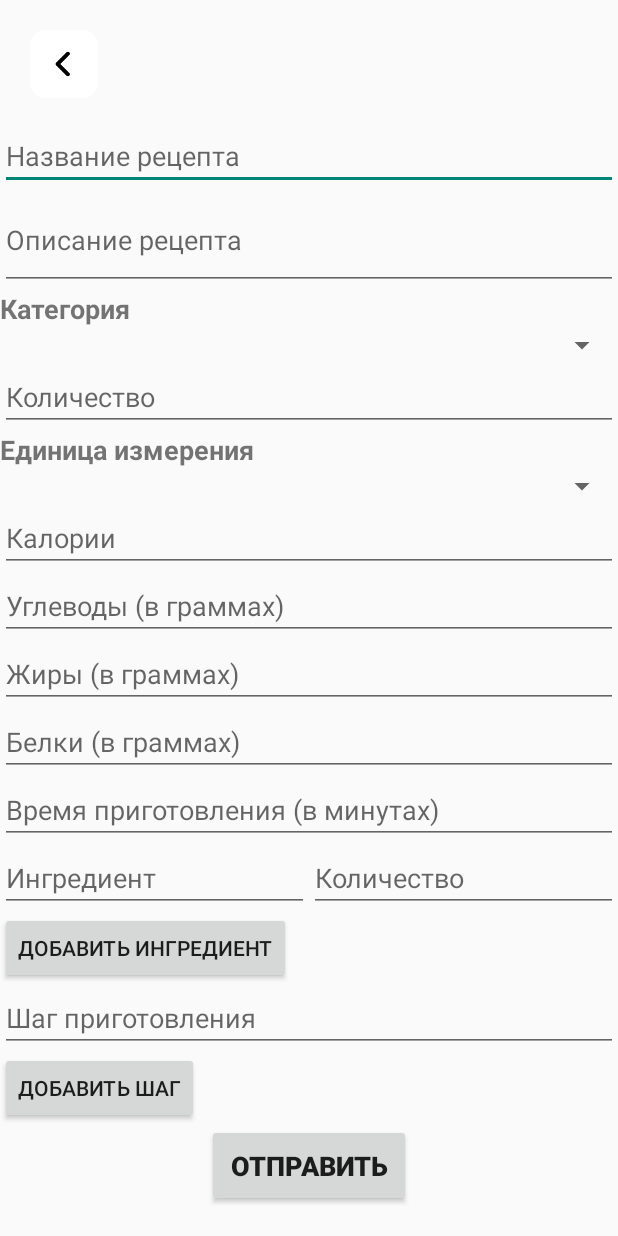
After one commit to malenst/recipe-app, an Android app: the layout activity_add_recipe.xml on its own in the app's theme, with its tools: preview values and no code run, on a phone screen of 412 x 824 dp. The commit adds this screen. Run offline under Robolectric (Android 15) with nearby library versions, the phone set to English and light mode, and no system bars.

Commit message:
Login improved, cookies, AddRecipeActivity Version 1.1.0 -> 1.2.0

```diff
--- a/recipe-app-android-main/app/build.gradle
+++ b/recipe-app-android-main/app/build.gradle
@@ -7,15 +7,17 @@ android {
     compileSdk 34
 
     dataBinding {
+        //noinspection DataBindingWithoutKapt
         enabled = true
     }
 
     defaultConfig {
         applicationId 'ru.ystu.mealmaster'
         minSdk 23
+        //noinspection OldTargetApi
         targetSdk 33
         versionCode 1
-        versionName "1.1.0"
+        versionName "1.2.0"
 
         testInstrumentationRunner "androidx.test.runner.AndroidJUnitRunner"
     }
--- a/recipe-app-android-main/app/src/main/AndroidManifest.xml
+++ b/recipe-app-android-main/app/src/main/AndroidManifest.xml
@@ -8,7 +8,6 @@
 
     <application
         android:name=".presentation.application.MealMasterApp"
-        android:allowBackup="false"
         android:icon="@mipmap/ic_launcher"
         android:label="@string/app_name"
         android:roundIcon="@mipmap/ic_launcher_round"
@@ -32,6 +31,9 @@
             android:name=".presentation.activity.LoginActivity"
             android:exported="false" />
         <activity
+            android:name=".presentation.activity.AddRecipeActivity"
+            android:exported="false" />
+        <activity
             android:name="ru.ystu.mealmaster.presentation.activity.RecipeActivity"
             android:exported="false" />
         <activity
--- a/recipe-app-android-main/app/src/main/java/ru/ystu/mealmaster/data/RecipeApi.kt
+++ b/recipe-app-android-main/app/src/main/java/ru/ystu/mealmaster/data/RecipeApi.kt
@@ -37,4 +37,10 @@ interface RecipeApi {
         @Query("username") username : String,
         @Query("password") password : String
     ) : Call<ApiResponseDto<List<Recipe>>>
+
+    @Headers("Content-Type: application/json", "Accept: application/json")
+    @POST("recipe")
+    fun addRecipe(
+        @Body recipe: Recipe
+    ) : Call<ApiResponseDto<Recipe>>
 }
--- a/recipe-app-android-main/app/src/main/java/ru/ystu/mealmaster/presentation/activity/LoginActivity.kt
+++ b/recipe-app-android-main/app/src/main/java/ru/ystu/mealmaster/presentation/activity/LoginActivity.kt
@@ -6,6 +6,7 @@ import android.os.Bundle
 import android.util.Log
 import android.widget.Button
 import android.widget.EditText
+import android.widget.ImageView
 import android.widget.Toast
 import androidx.appcompat.app.AppCompatActivity
 import retrofit2.Call
@@ -20,6 +21,7 @@ import ru.ystu.mealmaster.domain.Recipe
 class LoginActivity : AppCompatActivity() {
 
     private lateinit var api: RecipeApi
+    private lateinit var backBtn: ImageView
 
     override fun onCreate(savedInstanceState: Bundle?) {
         super.onCreate(savedInstanceState)
@@ -38,6 +40,9 @@ class LoginActivity : AppCompatActivity() {
 
             login(username, password)
         }
+
+        backBtn = findViewById(R.id.loginBackBtn)
+        backBtn.setOnClickListener { finish() }
     }
 
     private fun login(username: String, password: String) {
--- /dev/null
+++ b/recipe-app-android-main/app/src/main/res/layout/activity_add_recipe.xml
@@ -0,0 +1,241 @@
+<ScrollView xmlns:android="http://schemas.android.com/apk/res/android"
+    xmlns:app="http://schemas.android.com/apk/res-auto"
+    xmlns:tools="http://schemas.android.com/tools"
+    android:layout_width="match_parent"
+    android:layout_height="match_parent"
+    tools:context=".presentation.activity.AddRecipeActivity">
+
+    <androidx.constraintlayout.widget.ConstraintLayout
+        android:id="@+id/activityAddRecipeConstraintLayout"
+        android:layout_width="match_parent"
+        android:layout_height="wrap_content"
+        tools:context=".presentation.activity.AddRecipeActivity">
+
+        <ImageView
+            android:id="@+id/addRecipeBackBtn"
+            android:layout_width="45dp"
+            android:layout_height="45dp"
+            android:layout_marginStart="20dp"
+            android:layout_marginTop="20dp"
+            android:background="@drawable/card_back_btn"
+            android:clickable="false"
+            android:foregroundGravity="center"
+            android:hapticFeedbackEnabled="true"
+            android:padding="2dp"
+            android:src="@drawable/back_icon"
+            app:layout_constraintStart_toStartOf="parent"
+            app:layout_constraintTop_toTopOf="parent"
+            android:contentDescription="" />
+
+        <EditText
+            android:id="@+id/editTextName"
+            android:layout_width="0dp"
+            android:layout_height="wrap_content"
+            android:layout_marginTop="16dp"
+            android:hint="@string/edit_recipe_name_text"
+            app:layout_constraintEnd_toEndOf="parent"
+            app:layout_constraintStart_toStartOf="parent"
+            app:layout_constraintTop_toBottomOf="@+id/addRecipeBackBtn"
+            android:autofillHints=""
+            android:inputType="text" />
+
+        <EditText
+            android:id="@+id/editTextDescription"
+            android:layout_width="0dp"
+            android:layout_height="wrap_content"
+            android:hint="@string/edit_recipe_description_text"
+            app:layout_constraintEnd_toEndOf="parent"
+            app:layout_constraintStart_toStartOf="parent"
+            app:layout_constraintTop_toBottomOf="@+id/editTextName"
+            android:autofillHints=""
+            android:minLines="2"
+            android:maxLines="4"
+            android:inputType="textMultiLine" />
+
+        <TextView
+            android:id="@+id/addRecipeCategoryTextView"
+            android:layout_width="0dp"
+            android:layout_height="wrap_content"
+            android:textStyle="bold"
+            android:textSize="18sp"
+            app:layout_constraintEnd_toEndOf="parent"
+            app:layout_constraintStart_toStartOf="parent"
+            app:layout_constraintTop_toBottomOf="@+id/editTextDescription"
+            android:text="@string/edit_recipe_category_text" />
+
+        <Spinner
+            android:id="@+id/spinnerCategory"
+            android:layout_width="0dp"
+            android:layout_height="wrap_content"
+            android:hint="@string/edit_recipe_category_text"
+            app:layout_constraintEnd_toEndOf="parent"
+            app:layout_constraintStart_toStartOf="parent"
+            app:layout_constraintTop_toBottomOf="@+id/addRecipeCategoryTextView" />
+
+        <EditText
+            android:id="@+id/editTextNutritionalAmount"
+            android:layout_width="0dp"
+            android:layout_height="wrap_content"
+            android:hint="@string/edit_recipe_ni_amount_text"
+            app:layout_constraintEnd_toEndOf="parent"
+            app:layout_constraintStart_toStartOf="parent"
+            app:layout_constraintTop_toBottomOf="@+id/spinnerCategory"
+            android:autofillHints=""
+            android:inputType="number" />
+
+        <TextView
+            android:id="@+id/addRecipeNutritionalUnitTextView"
+            android:layout_width="0dp"
+            android:layout_height="wrap_content"
+            android:textStyle="bold"
+            android:textSize="18sp"
+            app:layout_constraintEnd_toEndOf="parent"
+            app:layout_constraintStart_toStartOf="parent"
+            app:layout_constraintTop_toBottomOf="@+id/editTextNutritionalAmount"
+            android:text="@string/nutritional_unit" />
+
+        <Spinner
+            android:id="@+id/spinnerNutritionalUnit"
+            android:layout_width="0dp"
+            android:layout_height="wrap_content"
+            android:hint="@string/edit_recipe_ni_mu_text"
+            app:layout_constraintEnd_toEndOf="parent"
+            app:layout_constraintStart_toStartOf="parent"
+            app:layout_constraintTop_toBottomOf="@+id/addRecipeNutritionalUnitTextView" />
+
+        <EditText
+            android:id="@+id/editTextCalories"
+            android:layout_width="0dp"
+            android:layout_height="wrap_content"
+            android:hint="@string/edit_recipe_ni_calories_text"
+            app:layout_constraintEnd_toEndOf="parent"
+            app:layout_constraintStart_toStartOf="parent"
+            app:layout_constraintTop_toBottomOf="@+id/spinnerNutritionalUnit"
+            android:autofillHints=""
+            android:inputType="number" />
+
+        <EditText
+            android:id="@+id/editTextCarbohydrates"
+            android:layout_width="0dp"
+            android:layout_height="wrap_content"
+            android:hint="@string/edit_recipe_ni_carbohydrates_text"
+            app:layout_constraintEnd_toEndOf="parent"
+            app:layout_constraintStart_toStartOf="parent"
+            app:layout_constraintTop_toBottomOf="@+id/editTextCalories"
+            android:autofillHints=""
+            android:inputType="numberDecimal" />
+
+        <EditText
+            android:id="@+id/editTextFat"
+            android:layout_width="0dp"
+            android:layout_height="wrap_content"
+            android:hint="@string/edit_recipe_ni_fats_text"
+            app:layout_constraintEnd_toEndOf="parent"
+            app:layout_constraintStart_toStartOf="parent"
+            app:layout_constraintTop_toBottomOf="@+id/editTextCarbohydrates"
+            android:autofillHints=""
+            android:inputType="numberDecimal" />
+
+        <EditText
+            android:id="@+id/editTextProtein"
+            android:layout_width="0dp"
+            android:layout_height="wrap_content"
+            android:hint="@string/edit_recipe_ni_protein_text"
+            app:layout_constraintEnd_toEndOf="parent"
+            app:layout_constraintStart_toStartOf="parent"
+            app:layout_constraintTop_toBottomOf="@+id/editTextFat"
+            android:autofillHints=""
+            android:inputType="numberDecimal" />
+
+        <EditText
+            android:id="@+id/editTextCookingTime"
+            android:layout_width="0dp"
+            android:layout_height="wrap_content"
+            android:hint="@string/edit_recipe_cooking_time_text"
+            app:layout_constraintEnd_toEndOf="parent"
+            app:layout_constraintStart_toStartOf="parent"
+            app:layout_constraintTop_toBottomOf="@+id/editTextProtein"
+            android:autofillHints=""
+            android:inputType="number" />
+
+        <androidx.constraintlayout.widget.ConstraintLayout
+            android:id="@+id/ingredientLayout"
+            android:layout_width="0dp"
+            android:layout_height="wrap_content"
+            app:layout_constraintTop_toBottomOf="@id/editTextCookingTime"
+            app:layout_constraintStart_toStartOf="parent"
+            app:layout_constraintEnd_toEndOf="parent">
+
+            <EditText
+                android:id="@+id/editTextIngredientName"
+                android:layout_width="0dp"
+                android:layout_height="wrap_content"
+                android:hint="@string/edit_recipe_ingredient_name_text"
+                app:layout_constraintStart_toStartOf="parent"
+                app:layout_constraintEnd_toStartOf="@+id/editTextIngredientAmount"
+                app:layout_constraintTop_toTopOf="parent"
+                app:layout_constraintBottom_toBottomOf="parent"
+                app:layout_constraintWidth_default="percent"
+                app:layout_constraintWidth_percent="0.5"
+                android:autofillHints=""
+                android:inputType="text" />
+
+            <EditText
+                android:id="@+id/editTextIngredientAmount"
+                android:layout_width="0dp"
+                android:layout_height="wrap_content"
+                android:hint="@string/edit_recipe_ingredient_amount_text"
+                app:layout_constraintStart_toEndOf="@id/editTextIngredientName"
+                app:layout_constraintEnd_toEndOf="parent"
+                app:layout_constraintTop_toTopOf="parent"
+                app:layout_constraintBottom_toBottomOf="parent"
+                app:layout_constraintWidth_default="percent"
+                app:layout_constraintWidth_percent="0.5"
+                android:autofillHints=""
+                android:inputType="text" />
+
+        </androidx.constraintlayout.widget.ConstraintLayout>
+
+        <Button
+            android:id="@+id/btnAddIngredient"
+            android:layout_width="wrap_content"
+            android:layout_height="wrap_content"
+            android:text="@string/add_ingredient_btn_text"
+            app:layout_constraintStart_toStartOf="parent"
+            app:layout_constraintTop_toBottomOf="@id/ingredientLayout" />
+
+
+        <EditText
+            android:id="@+id/editTextSteps"
+            android:layout_width="0dp"
+            android:layout_height="wrap_content"
+            android:hint="@string/edit_recipe_steps_text"
+            app:layout_constraintEnd_toEndOf="parent"
+            app:layout_constraintStart_toStartOf="parent"
+            app:layout_constraintTop_toBottomOf="@+id/btnAddIngredient"
+            android:autofillHints=""
+            android:inputType="textMultiLine" />
+
+        <Button
+            android:id="@+id/btnAddStep"
+            android:layout_width="wrap_content"
+            android:layout_height="wrap_content"
+            android:text="@string/add_step_btn_text"
+            app:layout_constraintStart_toStartOf="parent"
+            app:layout_constraintTop_toBottomOf="@+id/editTextSteps" />
+
+
+        <Button
+            android:id="@+id/buttonSaveRecipe"
+            android:layout_width="wrap_content"
+            android:layout_height="wrap_content"
+            android:textSize="18sp"
+            android:textStyle="bold"
+            android:padding="15dp"
+            android:text="@string/edit_recipe_send_btn_text"
+            app:layout_constraintEnd_toEndOf="parent"
+            app:layout_constraintStart_toStartOf="parent"
+            app:layout_constraintTop_toBottomOf="@+id/btnAddStep" />
+
+    </androidx.constraintlayout.widget.ConstraintLayout>
+</ScrollView>
--- a/recipe-app-android-main/app/src/main/res/layout/activity_main.xml
+++ b/recipe-app-android-main/app/src/main/res/layout/activity_main.xml
@@ -22,7 +22,8 @@
             android:padding="5dp"
             android:src="@drawable/back_icon"
             app:layout_constraintStart_toStartOf="parent"
-            app:layout_constraintTop_toTopOf="parent" />
+            app:layout_constraintTop_toTopOf="parent"
+            android:contentDescription="" />
 
         <TextView
             android:id="@+id/activityMainTittle"
--- a/recipe-app-android-main/app/src/main/res/values/strings.xml
+++ b/recipe-app-android-main/app/src/main/res/values/strings.xml
@@ -47,4 +47,41 @@
     <string name="username_placeholded">Имя пользователя</string>
     <string name="password_placeholder">Пароль</string>
     <string name="signin_btn_text">Войти</string>
+    <string name="add_recipe_btn_text">Добавить рецепт</string>
+    <string name="edit_recipe_name_text">Название рецепта</string>
+    <string name="edit_recipe_description_text">Описание рецепта</string>
+    <string name="edit_recipe_category_text">Категория</string>
+    <string name="edit_recipe_ni_amount_text">Количество</string>
+    <string name="edit_recipe_ni_mu_text">Единицы измерения (PC / G / KG / ML / L)</string>
+    <string name="edit_recipe_ni_calories_text">Калории</string>
+    <string name="edit_recipe_ni_carbohydrates_text">Углеводы (в граммах)</string>
+    <string name="edit_recipe_ni_fats_text">Жиры (в граммах)</string>
+    <string name="edit_recipe_ni_protein_text">Белки (в граммах)</string>
+    <string name="edit_recipe_cooking_time_text">Время приготовления (в минутах)</string>
+    <string name="edit_recipe_ingredient_name_text">Ингредиент</string>
+    <string name="edit_recipe_ingredient_amount_text">Количество</string>
+    <string name="edit_recipe_steps_text">Шаг приготовления</string>
+    <string name="edit_recipe_send_btn_text">Отправить</string>
+    <string name="add_ingredient_btn_text">Добавить ингредиент</string>
+    <string name="add_step_btn_text">Добавить шаг</string>
+    <string name="nutritional_unit">Единица измерения</string>
+    <string-array name="nutritional_units">
+        <item>шт.</item>
+        <item>г</item>
+        <item>кг</item>
+        <item>мл</item>
+        <item>л</item>
+    </string-array>
+    <string-array name="recipe_categories">
+        <item>Закуски</item>
+        <item>Супы</item>
+        <item>Основное</item>
+        <item>Гарниры</item>
+        <item>Десерты</item>
+        <item>Выпечка</item>
+        <item>Завтраки</item>
+        <item>Напитки</item>
+        <item>Снеки</item>
+        <item>Салаты</item>
+    </string-array>
 </resources>
```
Also changed, not shown: recipe-app-android-main/app/src/main/java/ru/ystu/mealmaster/data/RecipeRepositoryImpl.kt (+25 -25 lines), recipe-app-android-main/app/src/main/java/ru/ystu/mealmaster/presentation/activity/AddRecipeActivity.kt (added, +274 -0 lines), recipe-app-android-main/app/src/main/java/ru/ystu/mealmaster/presentation/activity/HomeActivity.kt (+7 -0 lines), recipe-app-android-main/app/src/main/res/layout/activity_home.xml (+21 -7 lines), recipe-app-android-main/app/src/main/res/layout/activity_login.xml (+26 -3 lines).
